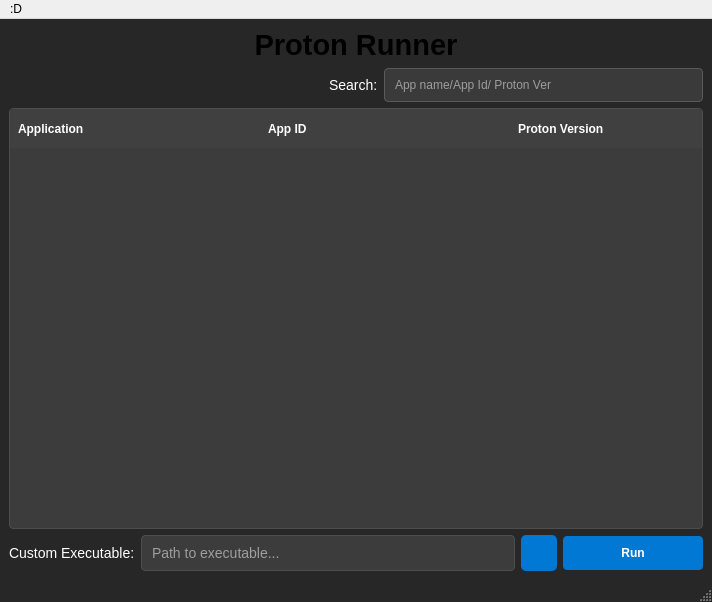
Old version of the form ProtonRun/mainwindow.ui in the repository SrShadowy/ProtonRunner.
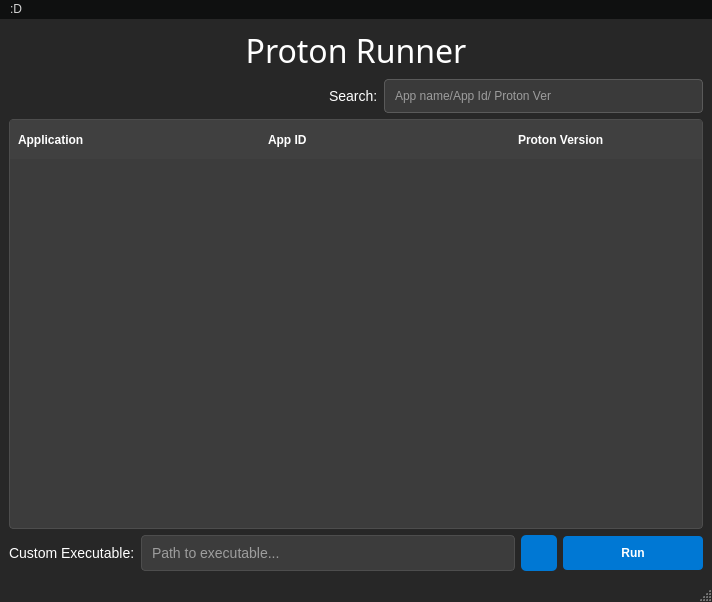
New version of the form. Icons and pictures are not drawn.

Diff of the .ui file:
```diff
--- a/ProtonRun/mainwindow.ui
+++ b/ProtonRun/mainwindow.ui
@@ -27,8 +27,10 @@
      <widget class="QLabel" name="lbl_title">
       <property name="font">
        <font>
-        <pointsize>22</pointsize>
-        <bold>true</bold>
+        <family>Noto Sans Ethiopic ExtraBold</family>
+        <pointsize>24</pointsize>
+        <italic>false</italic>
+        <fontweight>ExtraBold</fontweight>
        </font>
       </property>
       <property name="contextMenuPolicy">
@@ -38,7 +40,11 @@
        <enum>Qt::LayoutDirection::LeftToRight</enum>
       </property>
       <property name="styleSheet">
-       <string notr="true"/>
+       <string notr="true">QLabel{
+
+color: rgb(255, 255, 255);
+font: 800 24pt &quot;Noto Sans Ethiopic ExtraBold&quot;;
+}</string>
       </property>
       <property name="text">
        <string>Proton Runner</string>
@@ -325,6 +331,10 @@
      <height>22</height>
     </rect>
    </property>
+   <property name="styleSheet">
+    <string notr="true">color: rgb(213, 213, 213);
+background-color: rgb(15, 16, 16);</string>
+   </property>
    <widget class="QMenu" name="menuabout">
     <property name="title">
      <string>:D</string>
```
Left out of the diff: 22 changed lines with no effect on the pictures.
